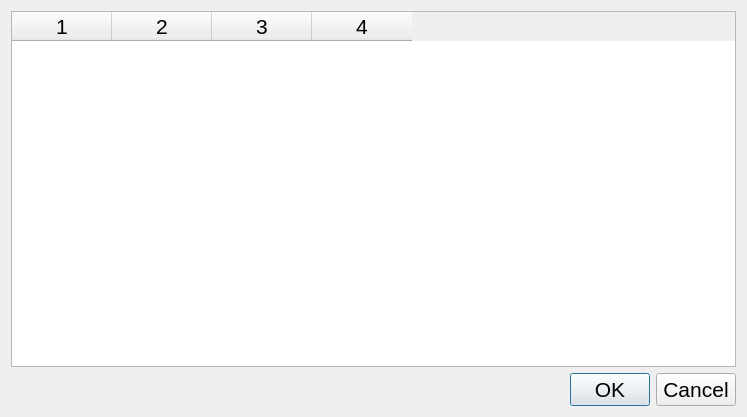
btnt51/seaWars, file mainwindow.ui: the form before one commit.
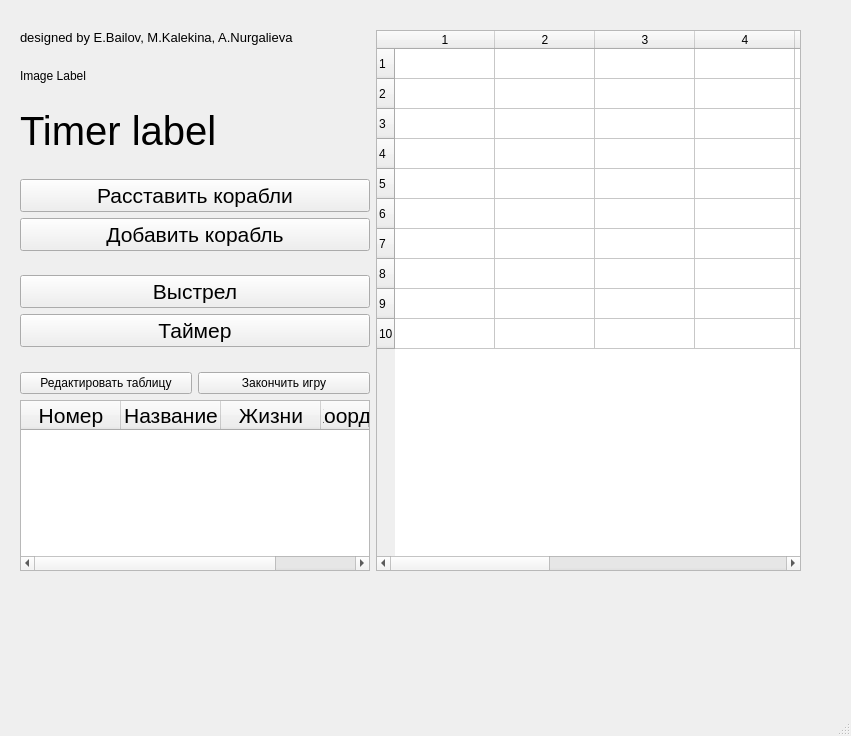
The form after the commit.

Patch:
```diff
--- a/mainwindow.ui
+++ b/mainwindow.ui
@@ -1,54 +1,323 @@
 <?xml version="1.0" encoding="UTF-8"?>
 <ui version="4.0">
- <class>WinnerWindow</class>
- <widget class="QDialog" name="WinnerWindow">
+ <class>MainWindow</class>
+ <widget class="QMainWindow" name="MainWindow">
   <property name="geometry">
    <rect>
     <x>0</x>
     <y>0</y>
-    <width>747</width>
-    <height>417</height>
+    <width>851</width>
+    <height>736</height>
    </rect>
   </property>
   <property name="windowTitle">
    <string>Dialog</string>
   </property>
-  <layout class="QVBoxLayout" name="verticalLayout">
-   <item>
-    <widget class="QTableWidget" name="resTable">
-     <property name="font">
-      <font>
-       <pointsize>16</pointsize>
-      </font>
-     </property>
-     <property name="columnCount">
-      <number>4</number>
-     </property>
-     <column/>
-     <column/>
-     <column/>
-     <column/>
-    </widget>
-   </item>
-   <item>
-    <widget class="QDialogButtonBox" name="buttonBox">
-     <property name="font">
-      <font>
-       <pointsize>16</pointsize>
-      </font>
-     </property>
-     <property name="layoutDirection">
-      <enum>Qt::LeftToRight</enum>
-     </property>
-     <property name="orientation">
-      <enum>Qt::Horizontal</enum>
-     </property>
-     <property name="standardButtons">
-      <set>QDialogButtonBox::Cancel|QDialogButtonBox::Ok</set>
-     </property>
-    </widget>
-   </item>
-  </layout>
+  <widget class="QWidget" name="centralwidget">
+   <widget class="QWidget" name="gridLayoutWidget">
+    <property name="geometry">
+     <rect>
+      <x>20</x>
+      <y>30</y>
+      <width>781</width>
+      <height>541</height>
+     </rect>
+    </property>
+    <layout class="QGridLayout" name="layout">
+     <item row="0" column="1">
+      <widget class="QTableWidget" name="fieldTable">
+       <property name="sizePolicy">
+        <sizepolicy hsizetype="Expanding" vsizetype="Expanding">
+         <horstretch>0</horstretch>
+         <verstretch>0</verstretch>
+        </sizepolicy>
+       </property>
+       <property name="textElideMode">
+        <enum>Qt::ElideLeft</enum>
+       </property>
+       <property name="verticalScrollMode">
+        <enum>QAbstractItemView::ScrollPerItem</enum>
+       </property>
+       <property name="horizontalScrollMode">
+        <enum>QAbstractItemView::ScrollPerItem</enum>
+       </property>
+       <property name="showGrid">
+        <bool>true</bool>
+       </property>
+       <property name="gridStyle">
+        <enum>Qt::SolidLine</enum>
+       </property>
+       <property name="wordWrap">
+        <bool>false</bool>
+       </property>
+       <property name="cornerButtonEnabled">
+        <bool>true</bool>
+       </property>
+       <property name="rowCount">
+        <number>10</number>
+       </property>
+       <property name="columnCount">
+        <number>10</number>
+       </property>
+       <row/>
+       <row/>
+       <row/>
+       <row/>
+       <row/>
+       <row/>
+       <row/>
+       <row/>
+       <row/>
+       <row/>
+       <column/>
+       <column/>
+       <column/>
+       <column/>
+       <column/>
+       <column/>
+       <column/>
+       <column/>
+       <column/>
+       <column/>
+      </widget>
+     </item>
+     <item row="0" column="0">
+      <layout class="QVBoxLayout" name="verticalLayout">
+       <item>
+        <widget class="QLabel" name="label">
+         <property name="font">
+          <font>
+           <pointsize>10</pointsize>
+          </font>
+         </property>
+         <property name="text">
+          <string>designed by E.Bailov, M.Kalekina, A.Nurgalieva</string>
+         </property>
+        </widget>
+       </item>
+       <item>
+        <spacer name="verticalSpacer">
+         <property name="orientation">
+          <enum>Qt::Vertical</enum>
+         </property>
+         <property name="sizeHint" stdset="0">
+          <size>
+           <width>20</width>
+           <height>39</height>
+          </size>
+         </property>
+        </spacer>
+       </item>
+       <item>
+        <widget class="QLabel" name="imageLabel">
+         <property name="text">
+          <string>Image Label</string>
+         </property>
+        </widget>
+       </item>
+       <item>
+        <spacer name="horizontalSpacer">
+         <property name="orientation">
+          <enum>Qt::Horizontal</enum>
+         </property>
+         <property name="sizeType">
+          <enum>QSizePolicy::Fixed</enum>
+         </property>
+         <property name="sizeHint" stdset="0">
+          <size>
+           <width>100</width>
+           <height>1</height>
+          </size>
+         </property>
+        </spacer>
+       </item>
+       <item>
+        <spacer name="verticalSpacer_5">
+         <property name="orientation">
+          <enum>Qt::Vertical</enum>
+         </property>
+         <property name="sizeHint" stdset="0">
+          <size>
+           <width>20</width>
+           <height>39</height>
+          </size>
+         </property>
+        </spacer>
+       </item>
+       <item>
+        <widget class="QLabel" name="timerLabel">
+         <property name="font">
+          <font>
+           <pointsize>30</pointsize>
+          </font>
+         </property>
+         <property name="text">
+          <string>Timer label</string>
+         </property>
+        </widget>
+       </item>
+       <item>
+        <spacer name="verticalSpacer_4">
+         <property name="orientation">
+          <enum>Qt::Vertical</enum>
+         </property>
+         <property name="sizeHint" stdset="0">
+          <size>
+           <width>20</width>
+           <height>40</height>
+          </size>
+         </property>
+        </spacer>
+       </item>
+       <item>
+        <widget class="QPushButton" name="placeBut">
+         <property name="font">
+          <font>
+           <pointsize>16</pointsize>
+          </font>
+         </property>
+         <property name="text">
+          <string>Расставить корабли</string>
+         </property>
+        </widget>
+       </item>
+       <item>
+        <widget class="QPushButton" name="addShipBut">
+         <property name="font">
+          <font>
+           <pointsize>16</pointsize>
+          </font>
+         </property>
+         <property name="text">
+          <string>Добавить корабль</string>
+         </property>
+        </widget>
+       </item>
+       <item>
+        <spacer name="verticalSpacer_3">
+         <property name="orientation">
+          <enum>Qt::Vertical</enum>
+         </property>
+         <property name="sizeHint" stdset="0">
+          <size>
+           <width>20</width>
+           <height>40</height>
+          </size>
+         </property>
+        </spacer>
+       </item>
+       <item>
+        <widget class="QPushButton" name="shootBut">
+         <property name="font">
+          <font>
+           <pointsize>16</pointsize>
+          </font>
+         </property>
+         <property name="text">
+          <string>Выстрел</string>
+         </property>
+        </widget>
+       </item>
+       <item>
+        <widget class="QPushButton" name="timerBut">
+         <property name="font">
+          <font>
+           <pointsize>16</pointsize>
+          </font>
+         </property>
+         <property name="text">
+          <string>Таймер</string>
+         </property>
+        </widget>
+       </item>
+       <item>
+        <spacer name="verticalSpacer_2">
+         <property name="orientation">
+          <enum>Qt::Vertical</enum>
+         </property>
+         <property name="sizeHint" stdset="0">
+          <size>
+           <width>20</width>
+           <height>40</height>
+          </size>
+         </property>
+        </spacer>
+       </item>
+       <item>
+        <layout class="QHBoxLayout" name="horizontalLayout_2">
+         <item>
+          <widget class="QPushButton" name="editShipsBut">
+           <property name="text">
+            <string>Редактировать таблицу</string>
+           </property>
+          </widget>
+         </item>
+         <item>
+          <widget class="QPushButton" name="endBut">
+           <property name="text">
+            <string>Закончить игру</string>
+           </property>
+          </widget>
+         </item>
+        </layout>
+       </item>
+       <item>
+        <widget class="QTableWidget" name="commandsTable">
+         <property name="minimumSize">
+          <size>
+           <width>350</width>
+           <height>0</height>
+          </size>
+         </property>
+         <property name="maximumSize">
+          <size>
+           <width>350</width>
+           <height>16777215</height>
+          </size>
+         </property>
+         <property name="font">
+          <font>
+           <pointsize>16</pointsize>
+          </font>
+         </property>
+         <column>
+          <property name="text">
+           <string>Номер</string>
+          </property>
+         </column>
+         <column>
+          <property name="text">
+           <string>Название</string>
+          </property>
+         </column>
+         <column>
+          <property name="text">
+           <string>Жизни</string>
+          </property>
+         </column>
+         <column>
+          <property name="text">
+           <string>Координаты</string>
+          </property>
+         </column>
+        </widget>
+       </item>
+      </layout>
+     </item>
+    </layout>
+   </widget>
+  </widget>
+  <widget class="QMenuBar" name="menubar">
+   <property name="geometry">
+    <rect>
+     <x>0</x>
+     <y>0</y>
+     <width>851</width>
+     <height>22</height>
+    </rect>
+   </property>
+  </widget>
+  <widget class="QStatusBar" name="statusbar"/>
  </widget>
  <resources/>
  <connections>
```
Left out of the diff: 37 changed lines with no effect on the pictures.
